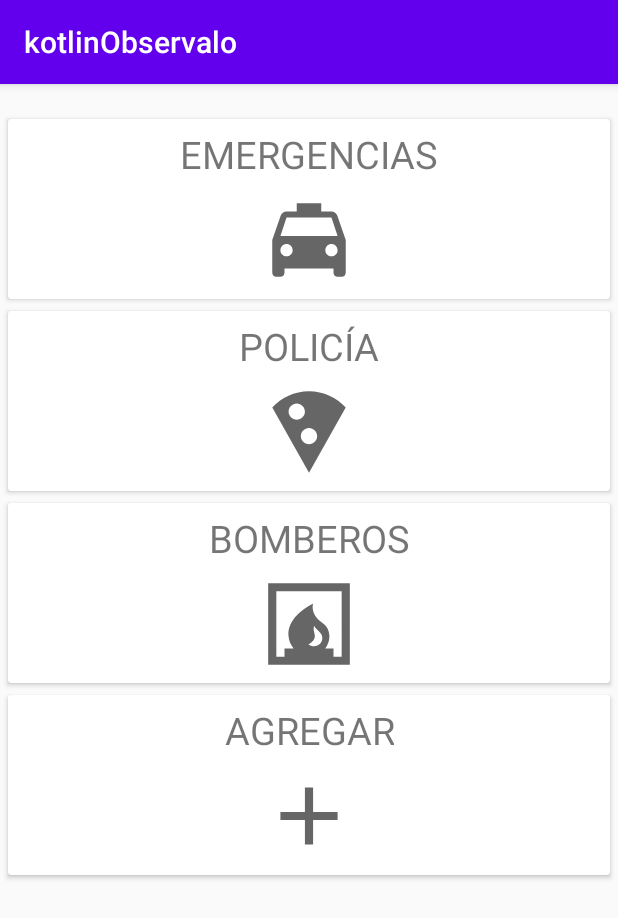
After one commit to LinyeNinja/kotlinObservalo, an Android app: the FragmentMenu screen opened directly, with no data from a screen before it, on a phone screen of 412 x 824 dp. The commit adds this screen. Shown: the top 918 px of the screen. Run offline under Robolectric (Android 15) with nearby library versions, the phone set to English and light mode, and no system bars.

Commit message:
perdí shikaka

```diff
--- a/app/build.gradle
+++ b/app/build.gradle
@@ -39,8 +39,8 @@ dependencies {
     implementation 'androidx.appcompat:appcompat:1.1.0'
     implementation 'com.google.android.material:material:1.0.0'
     implementation 'androidx.constraintlayout:constraintlayout:1.1.3'
-    implementation 'androidx.navigation:navigation-fragment-ktx:2.1.0'
-    implementation 'androidx.navigation:navigation-ui-ktx:2.1.0'
+    implementation 'androidx.navigation:navigation-fragment-ktx:2.2.2'
+    implementation 'androidx.navigation:navigation-ui-ktx:2.2.2'
 
     implementation 'com.google.code.gson:gson:2.8.6'
 
--- a/app/src/main/AndroidManifest.xml
+++ b/app/src/main/AndroidManifest.xml
@@ -3,7 +3,7 @@
     package="com.example.kotlinobservalo">
 
     <uses-permission android:name="android.permission.READ_EXTERNAL_STORAGE"/>
-    <!-- other permissions go here -->
+    <uses-permission android:name="android.permission.CALL_PHONE" />
 
     <application
         android:allowBackup="true"
@@ -13,6 +13,7 @@
         android:supportsRtl="true"
         android:theme="@style/AppTheme">
         <activity android:name=".Config.LclObservaloConfigActivity"></activity>
+        <activity android:name=".KotlinLlamadas.LclObservaloLlamadas"></activity>
         <activity
             android:name=".MainActivity"
             android:label="@string/app_name"
--- a/app/src/main/java/com/example/kotlinobservalo/AppGetter.kt
+++ b/app/src/main/java/com/example/kotlinobservalo/AppGetter.kt
@@ -5,6 +5,7 @@ import android.content.Intent
 import android.graphics.Color
 import android.graphics.Color.argb
 import android.graphics.drawable.Drawable
+import android.provider.Telephony.Sms.getDefaultSmsPackage
 import android.util.Log
 import androidx.core.content.res.ResourcesCompat
 import androidx.core.graphics.ColorUtils
@@ -13,10 +14,11 @@ import androidx.core.graphics.green
 import androidx.core.graphics.red
 import com.example.kotlinobservalo.Config.Configs
 import com.example.kotlinobservalo.Config.LclObservaloConfigActivity
+import com.example.kotlinobservalo.KotlinLlamadas.LclObservaloLlamadas
 import java.util.*
 
+object AppGetter {
 
-object AppGetter {
     //La siguiente función devuelve la lista de aplicaciones del sistema
     //Cada aplicación está guardada como un "AppInfo" (clase nuestra)
     //Los datos por ahora son: título, nombre de paquete e ícono, aunque también debería tener uno para el color de fondo
@@ -27,12 +29,21 @@ object AppGetter {
         i.addCategory(Intent.CATEGORY_LAUNCHER)
         val allApps = pm.queryIntentActivities(i, 0)
 
+        val defaultSms = getDefaultSmsPackage(Contexto.mainActivity)
+
         //Lo siguiente es un for que pasa por todas las aplicaciones y crea un coso para cada una
         for (ri in allApps) {
             val label = ri.loadLabel(pm).toString()
             val packageName = ri.activityInfo.packageName
-            val icon: Drawable = ri.activityInfo.loadIcon(pm)
             val version = pm.getPackageInfo(packageName, 0).versionName
+
+            val icon: Drawable
+            /*if (packageName == defaultSms) {
+                icon = R.iconpac
+            }
+            else{*/
+                icon = ri.activityInfo.loadIcon(pm)
+            //}
 
             var color = Paint.colorApp(icon)
 
@@ -53,9 +64,15 @@ object AppGetter {
                 Contexto.mainActivity.startActivity(intent)
             } catch (ignored: ClassNotFoundException) {
             }   */
-            val intent = Intent(Contexto.mainActivity, LclObservaloConfigActivity::class.java)
-            Configs.cambiado = true
-            Contexto.mainActivity.startActivity(intent)
+            if (packageName.contains("Config")){
+                val intent = Intent(Contexto.mainActivity, LclObservaloConfigActivity::class.java)
+                Configs.cambiado = true
+                Contexto.mainActivity.startActivity(intent)
+            }
+            else if (packageName.contains("Llamadas")){
+                val intent = Intent(Contexto.mainActivity, LclObservaloLlamadas::class.java)
+                Contexto.mainActivity.startActivity(intent)
+            }
         }
         else {
             val context = Contexto.app
--- /dev/null
+++ b/app/src/main/java/com/example/kotlinobservalo/KotlinLlamadas/LclObservaloLlamadas.kt
@@ -0,0 +1,12 @@
+package com.example.kotlinobservalo.KotlinLlamadas
+
+import androidx.appcompat.app.AppCompatActivity
+import android.os.Bundle
+import com.example.kotlinobservalo.R
+
+class LclObservaloLlamadas : AppCompatActivity() {
+    override fun onCreate(savedInstanceState: Bundle?) {
+        super.onCreate(savedInstanceState)
+        setContentView(R.layout.llamadas_activity_main)
+    }
+}
--- /dev/null
+++ b/app/src/main/java/com/example/kotlinobservalo/KotlinLlamadas/adapter/AdapterContactos.kt
@@ -0,0 +1,62 @@
+package com.example.kotlinobservalo.KotlinLlamadas.adapter
+
+import android.view.LayoutInflater
+import android.view.View
+import android.view.ViewGroup
+import android.widget.ImageView
+import android.widget.TextView
+import androidx.cardview.widget.CardView
+import androidx.recyclerview.widget.RecyclerView
+import com.example.kotlinobservalo.KotlinLlamadas.objetos.Contacto
+import com.example.kotlinobservalo.R
+
+class AdapterContactos (var listaContactos : MutableList<Contacto>, val onItemClick : (Int) -> Unit) : RecyclerView.Adapter<AdapterContactos.ContactosHolder>() {
+
+    override fun onCreateViewHolder(parent: ViewGroup, viewType: Int): ContactosHolder {
+        val view = LayoutInflater.from(parent.context).inflate(R.layout.llamadas_itemcontacto, parent, false)
+        return ContactosHolder(view)
+    }
+
+    //Cuenta los items de la lista
+    override fun getItemCount(): Int {
+        return listaContactos.size
+    }
+
+    override fun onBindViewHolder(holder: AdapterContactos.ContactosHolder, position: Int) {
+        //Detecta la imágen y el ícono de cada ítem
+        holder.setNombre(listaContactos[position].nombre)
+        holder.setIcono(listaContactos[position].icono)
+
+        //OnClick
+        holder.getCardLayout().setOnClickListener {
+            onItemClick(position)
+        }
+    }
+
+    fun setData(newData: ArrayList<Contacto>) {
+        this.listaContactos = newData
+        this.notifyDataSetChanged()
+    }
+
+    //Muestra el nombre y el ícono apropiadamente
+    class ContactosHolder(v: View) : RecyclerView.ViewHolder(v) {
+
+        private var view: View = v
+
+        fun setNombre(name: String) {
+            val txt: TextView = view.findViewById(R.id.txtNombre)
+            txt.text = name
+        }
+
+        fun setIcono(icon: Int) {
+            val ico: ImageView = view.findViewById(R.id.imgIcono);
+            ico.setImageResource(icon)
+        }
+
+        fun getCardLayout (): CardView {
+            return view.findViewById(R.id.cardView)
+        }
+
+    }
+
+}
--- /dev/null
+++ b/app/src/main/java/com/example/kotlinobservalo/KotlinLlamadas/fragments/FragmentMenu.kt
@@ -0,0 +1,101 @@
+package com.example.kotlinobservalo.KotlinLlamadas.fragments
+
+import android.Manifest
+import android.content.Intent
+import android.content.pm.PackageManager
+import android.net.Uri
+import android.os.Bundle
+import android.view.LayoutInflater
+import android.view.View
+import android.view.ViewGroup
+import androidx.core.app.ActivityCompat
+import androidx.core.content.ContextCompat
+import androidx.fragment.app.Fragment
+import androidx.recyclerview.widget.LinearLayoutManager
+import androidx.recyclerview.widget.RecyclerView
+import com.example.kotlinobservalo.KotlinLlamadas.adapter.AdapterContactos
+import com.example.kotlinobservalo.KotlinLlamadas.objetos.Contacto
+import com.example.kotlinobservalo.R
+import com.google.android.material.snackbar.Snackbar
+
+class FragmentMenu : Fragment() {
+
+    lateinit var v: View
+    var flagAdd: Boolean = true
+    var flagCall: Boolean = false
+    var contactos: MutableList<Contacto> = ArrayList()
+    lateinit var recyclerContacto: RecyclerView
+
+    private lateinit var linearLayoutManager: LinearLayoutManager
+    private lateinit var contactosListAdapter: AdapterContactos
+
+    override fun onCreateView(inflater: LayoutInflater, container: ViewGroup?, savedInstanceState: Bundle?): View? {
+        v = inflater.inflate(R.layout.llamadas_fragment_menu, container, false)
+        recyclerContacto = v.findViewById(R.id.recycler)
+
+        if (flagAdd) {
+            //Items de la lista por defecto
+            contactos.add(Contacto("EMERGENCIAS", 107, R.drawable.ic_baseline_local_taxi_24))
+            contactos.add(Contacto("POLICÍA", 911, R.drawable.ic_baseline_local_pizza_24))
+            contactos.add(Contacto("BOMBEROS", 100, R.drawable.ic_baseline_fireplace_24))
+            contactos.add(Contacto("AGREGAR", null, R.drawable.ic_baseline_add_24))
+            flagAdd = false
+        }
+
+        recyclerContacto.setHasFixedSize(true)
+        linearLayoutManager = LinearLayoutManager(context)
+        recyclerContacto.layoutManager = linearLayoutManager
+        contactosListAdapter = AdapterContactos(contactos!!) { position -> onItemClick(position) }
+        recyclerContacto.adapter = contactosListAdapter
+
+        return v
+    }
+
+    fun onItemClick(position: Int) {
+        checkPermission()
+        if(flagCall) {
+            startCall(position, contactos)
+            Snackbar.make(v, "mesi${position + 1}", Snackbar.LENGTH_SHORT).show()
+        }
+    }
+
+    fun checkPermission() {
+        if (ContextCompat.checkSelfPermission(requireContext(), Manifest.permission.CALL_PHONE) != PackageManager.PERMISSION_GRANTED) {
+            Snackbar.make(v, "capo, necesitamos ese permiso", Snackbar.LENGTH_SHORT).show()
+
+            if (ActivityCompat.shouldShowRequestPermissionRationale(requireActivity(), Manifest.permission.CALL_PHONE)) {
+                //Pide permiso
+                Snackbar.make(v, "aceptá porfa", Snackbar.LENGTH_SHORT).show()
+                ActivityCompat.requestPermissions(requireActivity(), arrayOf(Manifest.permission.CALL_PHONE), 42)
+            }
+
+            else {
+                //Pide permiso
+                ActivityCompat.requestPermissions(requireActivity(), arrayOf(Manifest.permission.CALL_PHONE), 42)
+            }
+        }
+
+        else {
+            //Hay permiso
+            flagCall = true
+            Snackbar.make(v, "bien, permiso dado", Snackbar.LENGTH_SHORT).show()
+        }
+
+        return
+
+    }
+
+    //Llama si los permisos fueron aceptados
+    fun startCall(position: Int, listaContactos: MutableList<Contacto>) {
+        if (flagCall){
+            //Cambiar el DIAL por call para que llame
+            val intent = Intent(Intent.ACTION_DIAL, Uri.parse("tel:${listaContactos[position].numero}"))
+            if (ActivityCompat.checkSelfPermission(requireContext(), Manifest.permission.CALL_PHONE) != PackageManager.PERMISSION_GRANTED) {
+            return
+        }
+            startActivity(intent)
+        }
+
+    }
+
+}
--- /dev/null
+++ b/app/src/main/java/com/example/kotlinobservalo/KotlinLlamadas/objetos/Contacto.kt
@@ -0,0 +1,3 @@
+package com.example.kotlinobservalo.KotlinLlamadas.objetos
+
+class Contacto (var nombre: String, var numero: Int?, var icono: Int)
--- a/app/src/main/java/com/example/kotlinobservalo/MainActivity.kt
+++ b/app/src/main/java/com/example/kotlinobservalo/MainActivity.kt
@@ -112,8 +112,13 @@ class MainActivity : AppCompatActivity() {
 
         var listaDeApps: ArrayList<AppInfo> //decalrar arriba
         listaDeApps = AppGetter.getListaDeApps(this.applicationContext)
+
         val configAct = AppInfo(null, "Configurar Launcher", "LclObservaloConfigActivity", ContextCompat.getDrawable(this, R.drawable.config), Color.RED)
         listaDeApps.add(configAct)
+
+        val llamadasAct = AppInfo(null, "Llamadas", "LclObservaloLlamadasActivity", ContextCompat.getDrawable(this, R.drawable.config), Color.RED)
+        listaDeApps.add(llamadasAct)
+
         Log.d("hola", "momento gamer")
 
 
--- /dev/null
+++ b/app/src/main/res/drawable/ic_baseline_add_24.xml
@@ -0,0 +1,10 @@
+<vector xmlns:android="http://schemas.android.com/apk/res/android"
+    android:width="24dp"
+    android:height="24dp"
+    android:viewportWidth="24"
+    android:viewportHeight="24"
+    android:tint="?attr/colorControlNormal">
+  <path
+      android:fillColor="@android:color/white"
+      android:pathData="M19,13h-6v6h-2v-6H5v-2h6V5h2v6h6v2z"/>
+</vector>
--- /dev/null
+++ b/app/src/main/res/drawable/ic_baseline_fireplace_24.xml
@@ -0,0 +1,10 @@
+<vector xmlns:android="http://schemas.android.com/apk/res/android"
+    android:width="24dp"
+    android:height="24dp"
+    android:viewportWidth="24"
+    android:viewportHeight="24"
+    android:tint="?attr/colorControlNormal">
+  <path
+      android:fillColor="@android:color/white"
+      android:pathData="M2,2v20h20V2H2zM11.86,16.96c0.76,-0.24 1.4,-1.04 1.53,-1.63c0.13,-0.56 -0.1,-1.05 -0.2,-1.6c-0.08,-0.46 -0.07,-0.85 0.08,-1.28c0.54,1.21 2.15,1.64 1.98,3.18C15.06,17.33 13.14,18.01 11.86,16.96zM20,20h-2v-2h-2.02c0.63,-0.84 1.02,-1.87 1.02,-3c0,-1.89 -1.09,-2.85 -1.85,-3.37C12.2,9.61 13,7 13,7c-6.73,3.57 -6.02,7.47 -6,8c0.03,0.96 0.49,2.07 1.23,3H6v2H4V4h16V20z"/>
+</vector>
--- /dev/null
+++ b/app/src/main/res/drawable/ic_baseline_local_pizza_24.xml
@@ -0,0 +1,10 @@
+<vector xmlns:android="http://schemas.android.com/apk/res/android"
+    android:width="24dp"
+    android:height="24dp"
+    android:viewportWidth="24"
+    android:viewportHeight="24"
+    android:tint="?attr/colorControlNormal">
+  <path
+      android:fillColor="@android:color/white"
+      android:pathData="M12,2C8.43,2 5.23,3.54 3.01,6L12,22l8.99,-16C18.78,3.55 15.57,2 12,2zM7,7c0,-1.1 0.9,-2 2,-2s2,0.9 2,2 -0.9,2 -2,2 -2,-0.9 -2,-2zM12,15c-1.1,0 -2,-0.9 -2,-2s0.9,-2 2,-2 2,0.9 2,2 -0.9,2 -2,2z"/>
+</vector>
--- /dev/null
+++ b/app/src/main/res/drawable/ic_baseline_local_taxi_24.xml
@@ -0,0 +1,10 @@
+<vector xmlns:android="http://schemas.android.com/apk/res/android"
+    android:width="24dp"
+    android:height="24dp"
+    android:viewportWidth="24"
+    android:viewportHeight="24"
+    android:tint="?attr/colorControlNormal">
+  <path
+      android:fillColor="@android:color/white"
+      android:pathData="M18.92,6.01C18.72,5.42 18.16,5 17.5,5L15,5L15,3L9,3v2L6.5,5c-0.66,0 -1.21,0.42 -1.42,1.01L3,12v8c0,0.55 0.45,1 1,1h1c0.55,0 1,-0.45 1,-1v-1h12v1c0,0.55 0.45,1 1,1h1c0.55,0 1,-0.45 1,-1v-8l-2.08,-5.99zM6.5,16c-0.83,0 -1.5,-0.67 -1.5,-1.5S5.67,13 6.5,13s1.5,0.67 1.5,1.5S7.33,16 6.5,16zM17.5,16c-0.83,0 -1.5,-0.67 -1.5,-1.5s0.67,-1.5 1.5,-1.5 1.5,0.67 1.5,1.5 -0.67,1.5 -1.5,1.5zM5,11l1.5,-4.5h11L19,11L5,11z"/>
+</vector>
--- /dev/null
+++ b/app/src/main/res/layout/llamadas_activity_main.xml
@@ -0,0 +1,21 @@
+<?xml version="1.0" encoding="utf-8"?>
+<androidx.constraintlayout.widget.ConstraintLayout xmlns:android="http://schemas.android.com/apk/res/android"
+    xmlns:app="http://schemas.android.com/apk/res-auto"
+    xmlns:tools="http://schemas.android.com/tools"
+    android:layout_width="match_parent"
+    android:layout_height="match_parent"
+    tools:context=".MainActivity">
+
+    <fragment
+        android:id="@+id/fragment"
+        android:name="androidx.navigation.fragment.NavHostFragment"
+        android:layout_width="409dp"
+        android:layout_height="729dp"
+        app:defaultNavHost="true"
+        app:layout_constraintBottom_toBottomOf="parent"
+        app:layout_constraintEnd_toEndOf="parent"
+        app:layout_constraintHorizontal_bias="0.5"
+        app:layout_constraintStart_toStartOf="parent"
+        app:layout_constraintTop_toTopOf="parent"
+        app:navGraph="@navigation/navgraph" />
+</androidx.constraintlayout.widget.ConstraintLayout>
--- /dev/null
+++ b/app/src/main/res/layout/llamadas_fragment_menu.xml
@@ -0,0 +1,14 @@
+<?xml version="1.0" encoding="utf-8"?>
+<LinearLayout
+    xmlns:android="http://schemas.android.com/apk/res/android"
+    xmlns:tools="http://schemas.android.com/tools"
+    android:layout_width="match_parent"
+    android:layout_height="match_parent">
+
+    <androidx.recyclerview.widget.RecyclerView
+        android:layout_width="409dp"
+        android:layout_height="729dp"
+        android:id="@+id/recycler"
+        tools:layout_editor_absoluteX="1dp"
+        tools:layout_editor_absoluteY="1dp" />
+</LinearLayout>
--- /dev/null
+++ b/app/src/main/res/layout/llamadas_itemcontacto.xml
@@ -0,0 +1,40 @@
+<?xml version="1.0" encoding="utf-8"?>
+<androidx.cardview.widget.CardView
+    xmlns:android="http://schemas.android.com/apk/res/android"
+    xmlns:app="http://schemas.android.com/apk/res-auto"
+    xmlns:tools="http://schemas.android.com/tools"
+    android:id="@+id/cardView"
+    android:layout_width="match_parent"
+    android:layout_height="wrap_content"
+    android:layout_margin="4dp">
+
+    <androidx.constraintlayout.widget.ConstraintLayout
+        android:layout_width="match_parent"
+        android:layout_height="120dp">
+
+        <TextView
+            android:id="@+id/txtNombre"
+            android:layout_width="wrap_content"
+            android:layout_height="wrap_content"
+            android:layout_marginTop="6dp"
+            android:gravity="center"
+            android:text="TextView"
+            android:textSize="25sp"
+            app:layout_constraintEnd_toEndOf="parent"
+            app:layout_constraintStart_toStartOf="parent"
+            app:layout_constraintTop_toTopOf="parent" />
+
+        <ImageView
+            android:id="@+id/imgIcono"
+            android:layout_width="65dp"
+            android:layout_height="65dp"
+            app:layout_constraintBottom_toBottomOf="parent"
+            app:layout_constraintEnd_toEndOf="parent"
+            app:layout_constraintStart_toStartOf="parent"
+            app:layout_constraintTop_toBottomOf="@+id/txtNombre"
+            tools:srcCompat="@tools:sample/avatars"/>
+
+
+    </androidx.constraintlayout.widget.ConstraintLayout>
+
+</androidx.cardview.widget.CardView>
--- a/app/src/main/res/navigation/nav_graph.xml
+++ /dev/null
@@ -1,5 +0,0 @@
-<?xml version="1.0" encoding="utf-8"?>
-<navigation xmlns:android="http://schemas.android.com/apk/res/android"
-    xmlns:app="http://schemas.android.com/apk/res-auto"
-    xmlns:tools="http://schemas.android.com/tools"
-    android:id="@+id/nav_graph"/>
--- /dev/null
+++ b/app/src/main/res/navigation/navgraph.xml
@@ -0,0 +1,9 @@
+<?xml version="1.0" encoding="utf-8"?>
+<navigation xmlns:android="http://schemas.android.com/apk/res/android"
+    xmlns:app="http://schemas.android.com/apk/res-auto" android:id="@+id/navgraph"
+    app:startDestination="@id/fragmentMenu">
+    <fragment
+        android:id="@+id/fragmentMenu"
+        android:name="com.example.kotlinobservalo.KotlinLlamadas.fragments.FragmentMenu"
+        android:label="FragmentMenu" />
+</navigation>
--- a/build.gradle
+++ b/build.gradle
@@ -8,7 +8,8 @@ buildscript {
     dependencies {
         classpath "com.android.tools.build:gradle:4.0.0"
         classpath "org.jetbrains.kotlin:kotlin-gradle-plugin:$kotlin_version"
-        classpath "androidx.navigation:navigation-safe-args-gradle-plugin:2.3.0-beta01"
+        def nav_version = "2.1.0"
+        classpath "androidx.navigation:navigation-safe-args-gradle-plugin:$nav_version"
         // NOTE: Do not place your application dependencies here; they belong
         // in the individual module build.gradle files
     }
```
Also changed, not shown: app/src/main/res/iconpac/telefonogarfield.jpg (added).
